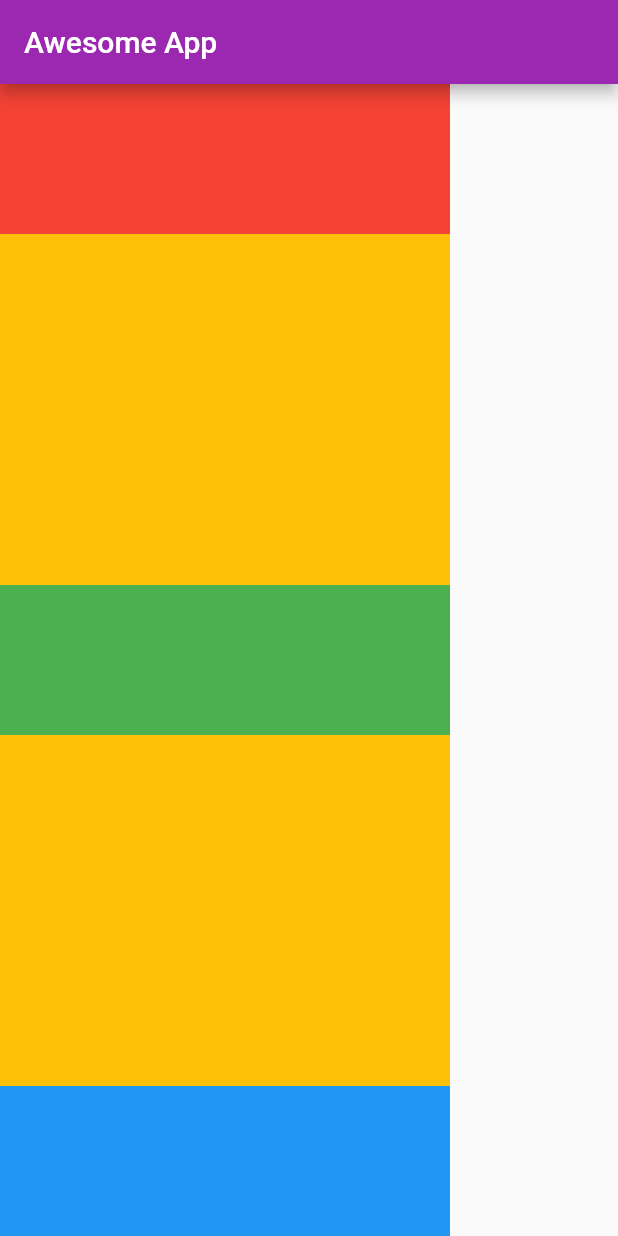
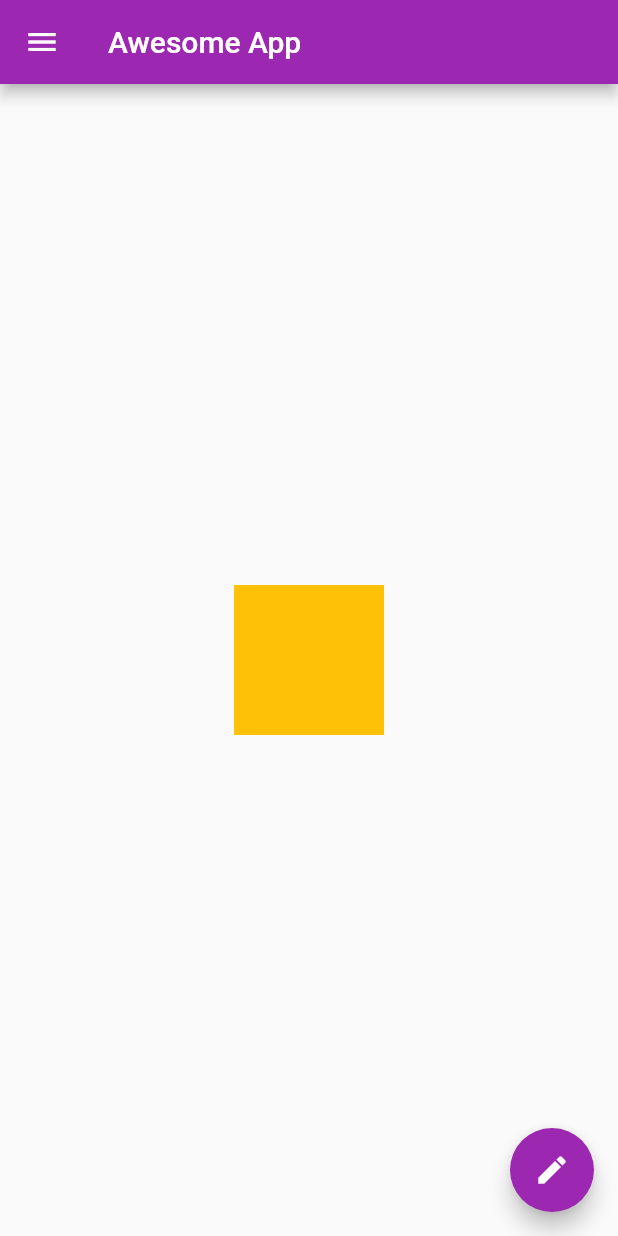
Before and after one commit to irfan87/awesome_flutter_app, a Flutter app: the screen it shows after launch, on a phone screen of 412 x 824 dp. Run offline on Flutter 3.47's test engine with Material 2 defaults, Android fonts, the phone set to English and light mode, and no system bars.

Commit message:
playing around with drawer, listview, circle avatar, network images and floating action button

```diff
--- a/lib/main.dart
+++ b/lib/main.dart
@@ -19,38 +19,57 @@ class Homepage extends StatelessWidget {
       appBar: AppBar(
         title: Text('Awesome App'),
       ),
-      body: Container(
-        color: Colors.amber,
-        width: 300,
-        child: Column(
-          mainAxisAlignment: MainAxisAlignment.spaceBetween,
-          crossAxisAlignment: CrossAxisAlignment.stretch,
-          mainAxisSize: MainAxisSize.max,
-          children: <Widget>[
-            Container(
-              padding: const EdgeInsets.all(8),
-              width: 100,
-              height: 100,
-              color: Colors.red,
-              alignment: Alignment.center,
+      body: Center(
+        child: Container(
+          color: Colors.amber,
+          height: 100,
+          width: 100,
+        ),
+      ),
+      drawer: Drawer(
+        child: ListView(
+          padding: const EdgeInsets.all(0),
+          children: [
+            UserAccountsDrawerHeader(
+              accountName: Text('John Doe'),
+              accountEmail: Text('johndoe21@gmail.com'),
+              currentAccountPicture: CircleAvatar(
+                backgroundImage: NetworkImage(
+                    'https://images.unsplash.com/photo-1584799235813-aaf50775698c?ixid=MXwxMjA3fDB8MHxzZWFyY2h8Mnx8Z3V5fGVufDB8fDB8&ixlib=rb-1.2.1&auto=format&fit=crop&w=500&q=60'),
+              ),
             ),
-            Container(
-              padding: const EdgeInsets.all(8),
-              width: 100,
-              height: 100,
-              color: Colors.green,
-              alignment: Alignment.center,
+            ListTile(
+              leading: Icon(
+                Icons.person,
+              ),
+              title: Text('John Doe'),
+              subtitle: Text('Software Developer'),
+              trailing: Icon(
+                Icons.edit,
+              ),
+              onTap: () {},
             ),
-            Container(
-              padding: const EdgeInsets.all(8),
-              width: 100,
-              height: 100,
-              color: Colors.blue,
-              alignment: Alignment.center,
+            ListTile(
+              leading: Icon(
+                Icons.email,
+              ),
+              title: Text('Email'),
+              subtitle: Text('test@testEmail.com'),
+              trailing: Icon(
+                Icons.edit,
+              ),
+              onTap: () {},
             ),
           ],
         ),
       ),
+      floatingActionButton: FloatingActionButton(
+        onPressed: () {},
+        child: Icon(
+          Icons.edit,
+        ),
+      ),
+      floatingActionButtonLocation: FloatingActionButtonLocation.endFloat,
     );
   }
 }
```
